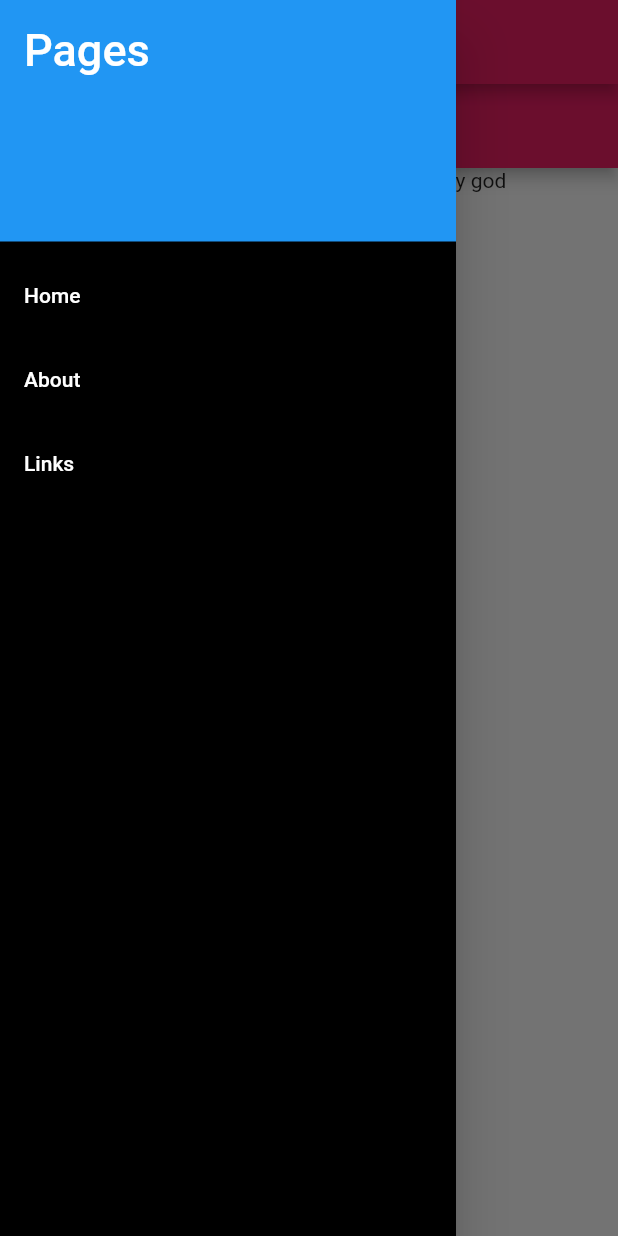
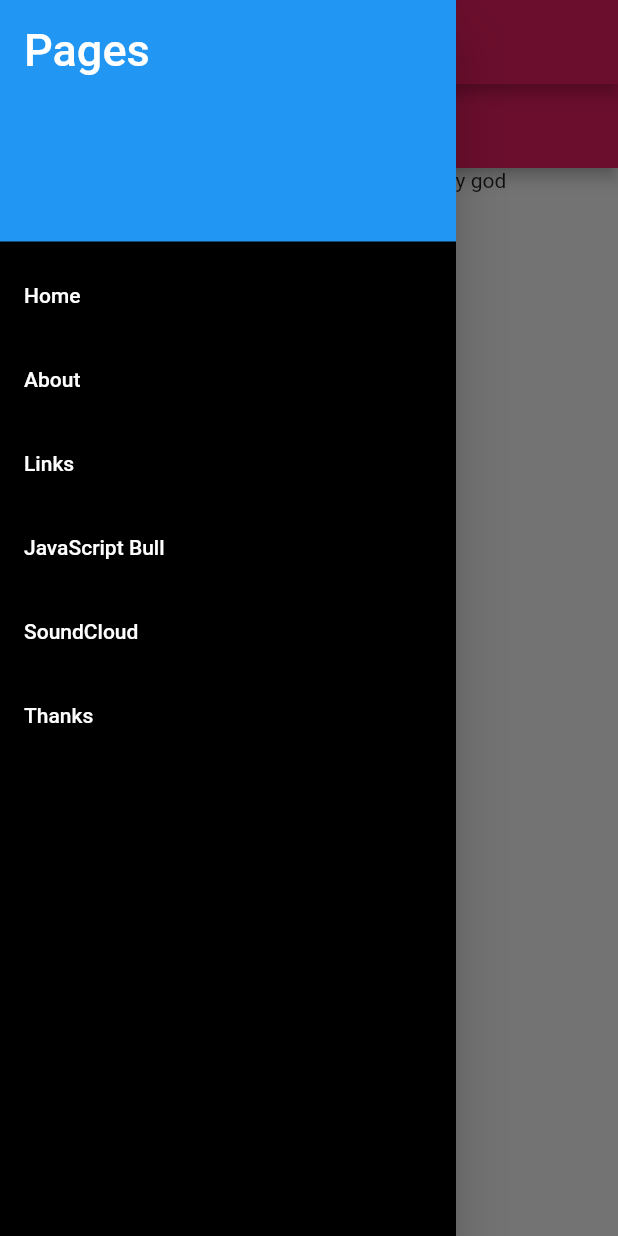
Before and after one commit to nora-hansen/MyTackyPage, a Flutter app: the screen it shows after launch, with the side drawer open, on a phone screen of 412 x 824 dp. Run offline on Flutter 3.47's test engine with Material 2 defaults, Android fonts, the phone set to English and light mode, and no system bars; our stand-ins replace flutter_html.

Commit message:
Added pages. NOTE SoundCloud page is weird

```diff
--- a/lib/main.dart
+++ b/lib/main.dart
@@ -2,12 +2,22 @@ import 'package:flutter/material.dart';
 import 'package:nurenur/ui/home.dart';
 import 'package:nurenur/ui/about.dart';
 import 'package:nurenur/ui/links.dart';
+import 'package:nurenur/ui/soundcloud.dart';
+import 'package:nurenur/ui/js_bull.dart';
+import 'package:nurenur/ui/thanks.dart';
 
 void main() {
   runApp(const MyApp());
 }
 
-List<Widget> bodyWidgets = [HomePage(), AboutPage(), LinksPage()];
+List<Widget> bodyWidgets = [
+  const HomePage(),
+  const AboutPage(),
+  const LinksPage(),
+  const JsPage(),
+  const SoundCloudPage(),
+  const ThanksPage()
+];
 int index = 0;
 
 class MyApp extends StatelessWidget {
@@ -104,6 +114,48 @@ class _MyHomePageState extends State<MyHomePage> {
                   Navigator.pop(context);
                 },
               ),
+              ListTile(
+                title: const Text(
+                  'JavaScript Bull',
+                  style: TextStyle(
+                    color: Colors.white,
+                  ),
+                ),
+                onTap: () {
+                  setState(() {
+                    index = 3;
+                  });
+                  Navigator.pop(context);
+                },
+              ),
+              ListTile(
+                title: const Text(
+                  'SoundCloud',
+                  style: TextStyle(
+                    color: Colors.white,
+                  ),
+                ),
+                onTap: () {
+                  setState(() {
+                    index = 4;
+                  });
+                  Navigator.pop(context);
+                },
+              ),
+              ListTile(
+                title: const Text(
+                  'Thanks',
+                  style: TextStyle(
+                    color: Colors.white,
+                  ),
+                ),
+                onTap: () {
+                  setState(() {
+                    index = 5;
+                  });
+                  Navigator.pop(context);
+                },
+              ),
             ],
           ),
         ),
--- a/lib/ui/about.dart
+++ b/lib/ui/about.dart
@@ -10,6 +10,7 @@ class AboutPage extends StatelessWidget {
           title: const Text(
             'About',
           ),
+          backgroundColor: Colors.blue,
         ),
         body: const Text(
           'This website is being remade with Flutter aww yeah',
--- a/lib/ui/links.dart
+++ b/lib/ui/links.dart
@@ -8,6 +8,7 @@ class LinksPage extends StatelessWidget {
     return Scaffold(
         appBar: AppBar(
           title: const Text('Links'),
+          backgroundColor: Colors.lightGreen,
         ),
         body: ListView(
           children: const [
--- a/pubspec.yaml
+++ b/pubspec.yaml
@@ -30,11 +30,13 @@ environment:
 dependencies:
   flutter:
     sdk: flutter
+    uses-material-design: true
 
 
   # The following adds the Cupertino Icons font to your application.
   # Use with the CupertinoIcons class for iOS style icons.
   cupertino_icons: ^1.0.2
+  flutter_html: ^2.2.1
 
 dev_dependencies:
   flutter_test:
```
Also changed, not shown: lib/ui/js_bull.dart (+22 -0 lines), lib/ui/soundcloud.dart (+40 -0 lines), lib/ui/thanks.dart (+22 -0 lines), lib/data/socialMedia.dart (added), pubspec.lock, 1 other file.
